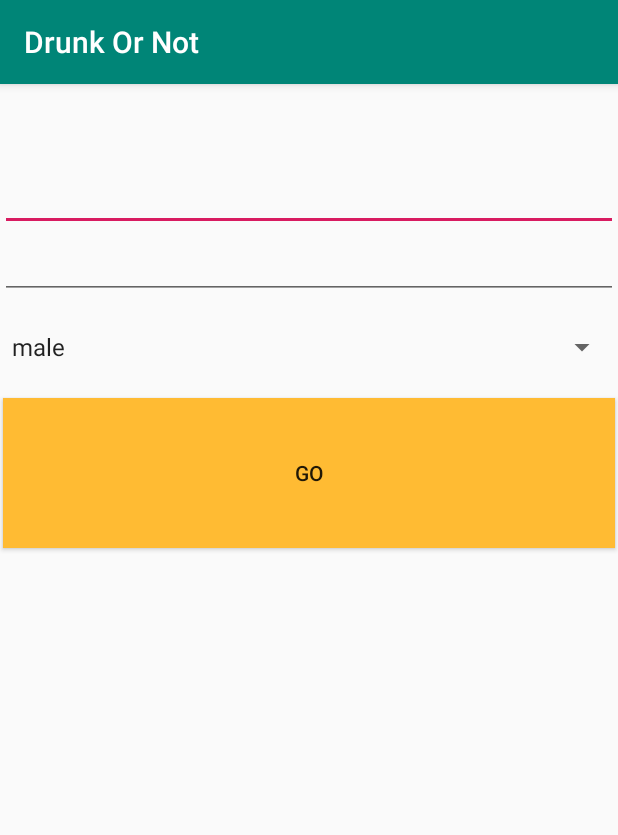
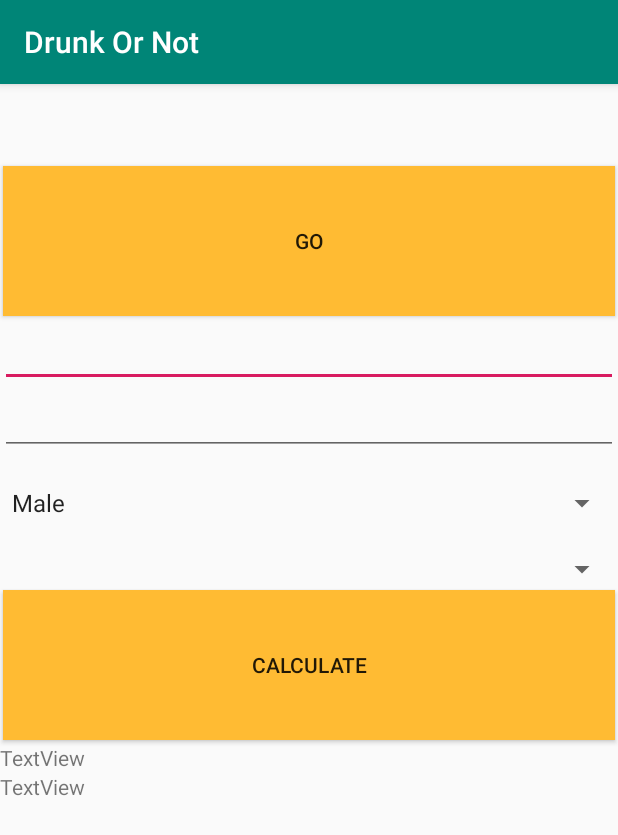
Before and after one commit to DrunkOrNot/DrunkOrNot, an Android app: the screen it shows after launch (MainActivity), on a phone screen of 412 x 824 dp. Shown: the top 835 px of the screen. Run offline under Robolectric (Android 15) with nearby library versions, the phone set to English and light mode, and no system bars; our stand-ins replace Firebase (no records; nobody signed in at launch, a user with empty details on screens opened directly).

Commit message:
Calculation UI WIP

```diff
--- a/app/src/main/java/com/zacharadamian/drunkornot/MainActivity.java
+++ b/app/src/main/java/com/zacharadamian/drunkornot/MainActivity.java
@@ -8,6 +8,7 @@ import android.widget.ArrayAdapter;
 import android.widget.Button;
 import android.widget.Spinner;
 import android.widget.TextView;
+import android.widget.EditText;
 
 import androidx.annotation.NonNull;
 import androidx.appcompat.app.AppCompatActivity;
@@ -23,11 +24,19 @@ public class MainActivity extends AppCompatActivity {
     TextView txtData;
     Button btnGo;
     Spinner spSex;
+    EditText txtMass;
+    EditText txtEthanolIntake;
+    Button btnCalculate;
+    TextView txtBACResult;
+
     ArrayAdapter<CharSequence> adapter;
     public void initView() {
         btnGo = findViewById(R.id.btnGo);
         txtData = this.findViewById(R.id.txtData);
         spSex = findViewById(R.id.spSex);
+        txtMass = findViewById(R.id.editTextMass);
+        txtEthanolIntake = findViewById(R.id.editTextEthanolIntake);
+        btnCalculate = findViewById(R.id.btnCalculate);
     }
     @Override
     protected void onCreate(Bundle savedInstanceState) {
@@ -41,14 +50,15 @@ public class MainActivity extends AppCompatActivity {
         spSex.setOnItemSelectedListener(new AdapterView.OnItemSelectedListener() {
             @Override
             public void onItemSelected(AdapterView<?> parent, View view, int position, long id) {
-                if (spSex.getSelectedItem().equals("male")) {
-
-                }else{
-
-                }
+//                if (spSex.getSelectedItem().equals("male")) {
+//
+//                }else{
+//
+//                }
             }
             @Override
             public void onNothingSelected(AdapterView<?> parent) {
+                spSex.setSelection(0);
             }
         });
         btnGo.setOnClickListener(new View.OnClickListener() {
@@ -73,5 +83,14 @@ public class MainActivity extends AppCompatActivity {
                 });
             }
         });
+
+        btnCalculate.setOnClickListener(new View.OnClickListener() {
+            @Override
+            public void onClick(View v) {
+                Sex sex = spSex.getSelectedItem().equals("Male") ? Sex.Male : Sex.Female;
+                Body body = new Body(sex, Integer.valueOf(txtMass.getText().toString()));
+                txtBACResult.setText(String.valueOf(body.CalculateBAC(Integer.valueOf(txtEthanolIntake.getText().toString()), 1))); //hardcoded drinkingSpan WIP
+            }
+        });
     }
 }
--- a/app/src/main/res/layout/activity_main.xml
+++ b/app/src/main/res/layout/activity_main.xml
@@ -22,8 +22,18 @@
             android:textStyle="bold"
             tools:text="@tools:sample/cities" />
 
+        <Button
+            android:id="@+id/btnGo"
+            android:layout_width="match_parent"
+            android:layout_height="100dp"
+            android:layout_gravity="center_horizontal"
+            android:layout_margin="2dp"
+            android:background="@android:color/holo_orange_light"
+            android:minWidth="250dp"
+            android:text="GO" />
+
         <EditText
-            android:id="@+id/editTextTime"
+            android:id="@+id/editTextEthanolIntake"
             android:layout_width="match_parent"
             android:layout_height="wrap_content"
             android:ems="10"
@@ -41,14 +51,32 @@
             android:layout_width="match_parent"
             android:layout_height="wrap_content" />
 
+        <Spinner
+            android:id="@+id/spinner"
+            android:layout_width="match_parent"
+            android:layout_height="wrap_content" />
+
         <Button
-            android:id="@+id/btnGo"
+            android:id="@+id/btnCalculate"
             android:layout_width="match_parent"
             android:layout_height="100dp"
             android:layout_gravity="center_horizontal"
             android:layout_margin="2dp"
             android:background="@android:color/holo_orange_light"
             android:minWidth="250dp"
-            android:text="GO" />
+            android:text="CALCULATE" />
+
+        <TextView
+            android:id="@+id/textBACDescription"
+            android:layout_width="match_parent"
+            android:layout_height="wrap_content"
+            android:text="TextView"
+            tools:text="Alcohol Concentration" />
+
+        <TextView
+            android:id="@+id/txtBACResult"
+            android:layout_width="match_parent"
+            android:layout_height="wrap_content"
+            android:text="TextView" />
     </LinearLayout>
 </androidx.constraintlayout.widget.ConstraintLayout>
--- a/app/src/main/res/values/strings.xml
+++ b/app/src/main/res/values/strings.xml
@@ -2,8 +2,8 @@
     <string name="app_name">Drunk Or Not</string>
 
     <string-array name="sex_array">
-        <item>male</item>
-        <item>female</item>
+        <item>Male</item>
+        <item>Female</item>
     </string-array>
 
 </resources>
```
